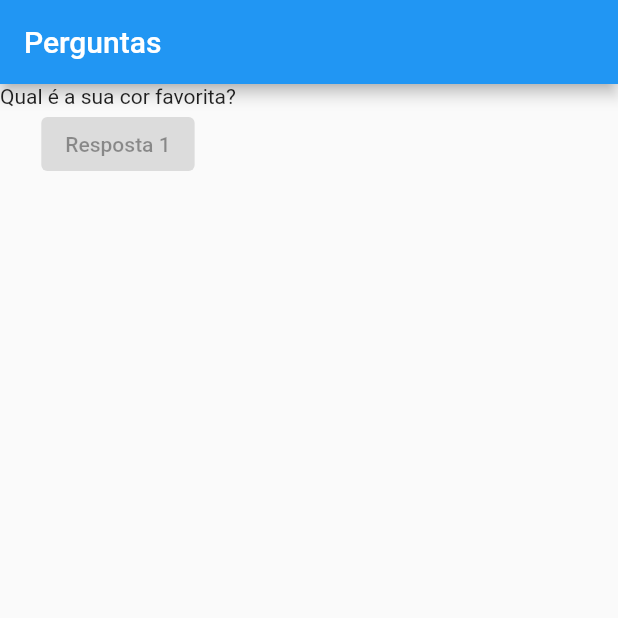
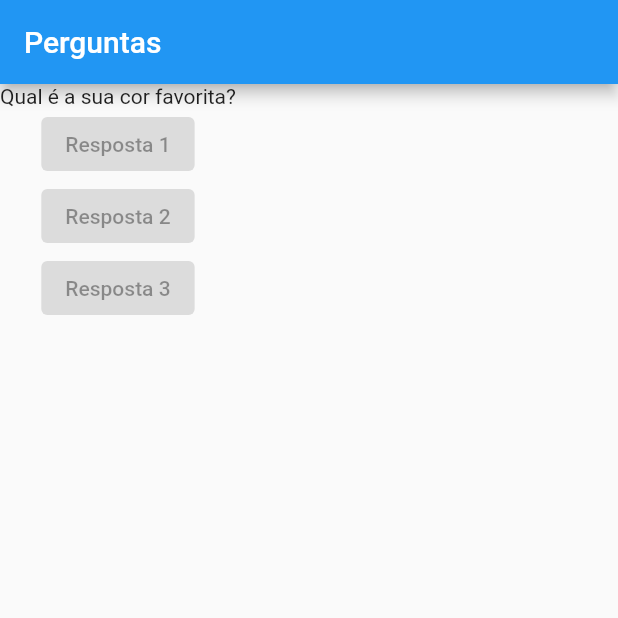
Before and after one commit to giuseppeusn/questions_game, a Flutter app: the screen it shows after launch, on a phone screen of 412 x 824 dp, the top half of it. Run offline on Flutter 3.47's test engine with Material 2 defaults, Android fonts, the phone set to English and light mode, and no system bars.

Commit message:
feat: add 3 answers

```diff
--- a/lib/main.dart
+++ b/lib/main.dart
@@ -25,6 +25,14 @@ class QuestionApp extends StatelessWidget {
             const ElevatedButton(
               onPressed: null,
               child: Text('Resposta 1'),
+            ),
+            const ElevatedButton(
+              onPressed: null,
+              child: Text('Resposta 2'),
+            ),
+            const ElevatedButton(
+              onPressed: null,
+              child: Text('Resposta 3'),
             )
           ],
         ),
```
